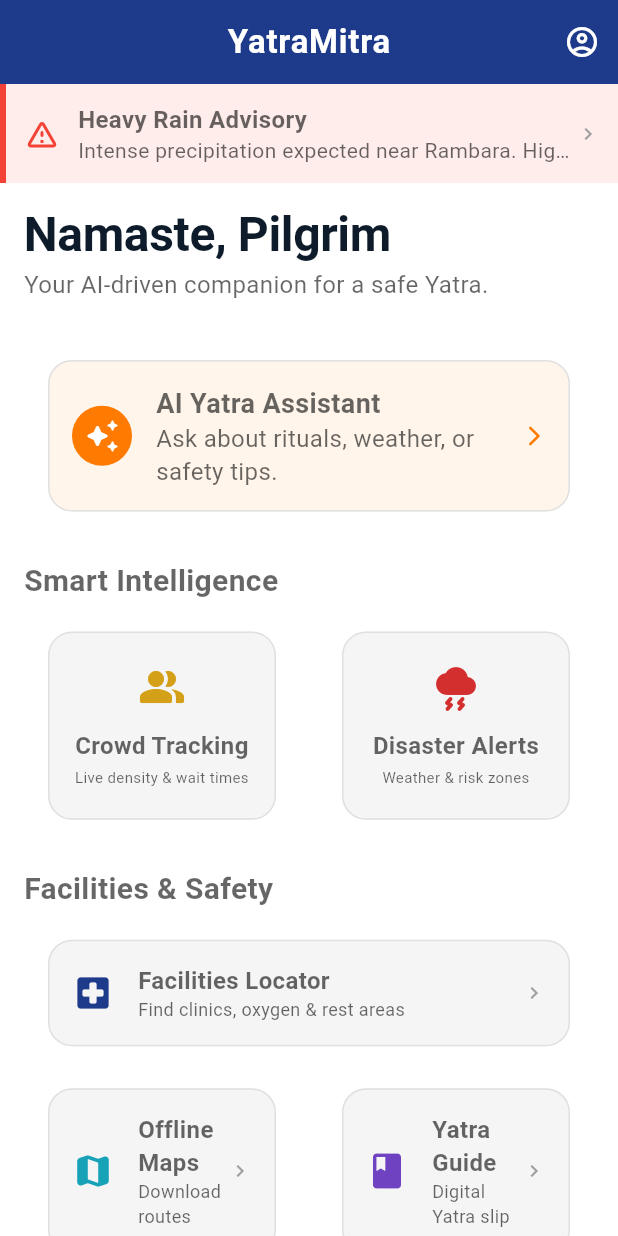
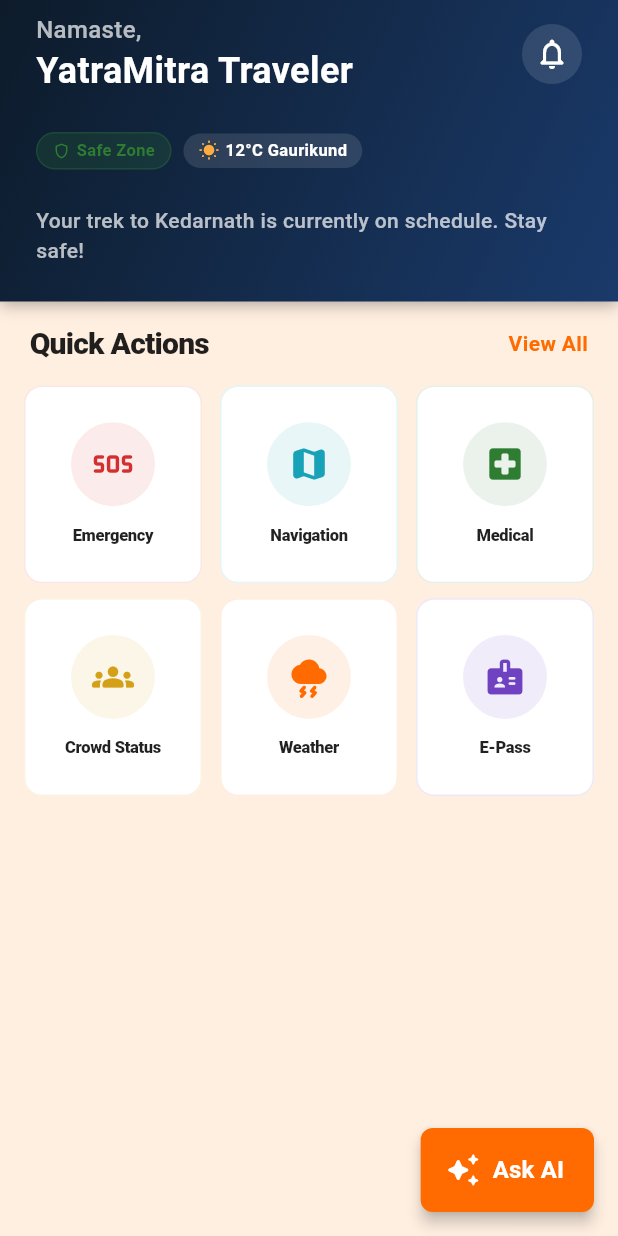
Before and after one commit to Parakore/YatraMitrApp, a Flutter app: the screen it shows after launch, on a phone screen of 412 x 824 dp. Run offline on Flutter 3.47's test engine with Material 3 defaults, Android fonts, the phone set to English and light mode, and no system bars; our stand-ins replace dio, flutter_riverpod, freezed_annotation, go_router, hive_flutter, riverpod_annotation and 2 more; accounts and stored records are empty; generated files the repository leaves out were written again.

Commit message:
feat: implement home screen layout with dashboard widgets and KPI card component

```diff
--- a/lib/core/theme/app_theme.dart
+++ b/lib/core/theme/app_theme.dart
@@ -18,6 +18,15 @@ class AppTheme {
         onError: Colors.white,
       ),
       scaffoldBackgroundColor: AppColors.background,
+
+      floatingActionButtonTheme: FloatingActionButtonThemeData(
+        backgroundColor: AppColors.saffron,
+        foregroundColor: Colors.white,
+        elevation: 2,
+        shape: RoundedRectangleBorder(
+          borderRadius: BorderRadius.circular(12),
+        ),
+      ),
 
       // AppBar Theme (Trust Blue)
       appBarTheme: const AppBarTheme(
--- a/lib/features/home/view/home_screen.dart
+++ b/lib/features/home/view/home_screen.dart
@@ -4,11 +4,7 @@ import 'package:go_router/go_router.dart';
 import '../../../core/router/app_router.dart';
 import '../../../core/utils/responsive.dart';
 import '../../../core/theme/app_colors.dart';
-import '../../../shared/widgets/app_button.dart';
-import '../../../shared/widgets/app_card.dart';
-import '../../../shared/widgets/smart_widgets.dart';
-import '../../alerts/viewmodel/alert_viewmodel.dart';
-import '../../alerts/model/disaster_alert.dart';
+import '../../../shared/widgets/status_pill.dart';
 
 class HomeScreen extends ConsumerWidget {
   const HomeScreen({super.key});
@@ -17,232 +13,279 @@ class HomeScreen extends ConsumerWidget {
   Widget build(BuildContext context, WidgetRef ref) {
     final theme = Theme.of(context);
     final responsive = Responsive(context);
-    final alertsState = ref.watch(alertViewModelProvider);
 
     return Scaffold(
-      appBar: AppBar(
-        title: const Text('YatraMitra'),
-        actions: [
-          IconButton(
-            icon: const Icon(Icons.account_circle_outlined),
-            onPressed: () {},
-          ),
-        ],
-      ),
-      body: SafeArea(
+      backgroundColor: theme.scaffoldBackgroundColor,
+      body: Container(
+        decoration: BoxDecoration(color: AppColors.primary.withAlpha(30)),
         child: Column(
           children: [
-            // Active Alerts Section
-            alertsState.when(
-              data: (alerts) => Column(
-                children: alerts.where((a) => a.severity == AlertSeverity.high).map((a) => AlertBanner(alert: a)).toList(),
+            _buildHeroBanner(context, responsive),
+            const SizedBox(height: 14),
+            Padding(
+              padding: const EdgeInsets.symmetric(horizontal: 20.0),
+              child: Row(
+                mainAxisAlignment: MainAxisAlignment.spaceBetween,
+                children: [
+                  Text(
+                    'Quick Actions',
+                    style: TextStyle(
+                      fontSize: 20,
+                      fontWeight: FontWeight.w900,
+                      letterSpacing: -0.5,
+                      color: AppColors.textPrimary,
                     ),
-              loading: () => const SizedBox.shrink(),
-              error: (_, __) => const SizedBox.shrink(),
                   ),
-
-            Expanded(
-              child: SingleChildScrollView(
-                padding: responsive.screenPadding,
-                child: Column(
-                  crossAxisAlignment: CrossAxisAlignment.start,
-                  children: [
-                    _buildHeader(theme, responsive),
-                    const SizedBox(height: 32),
-
-                    _buildAssistantCard(context, theme),
-                    const SizedBox(height: 24),
-
                   const Text(
-                      'Smart Intelligence',
-                      style: TextStyle(fontSize: 20, fontWeight: FontWeight.bold),
-                    ),
-                    const SizedBox(height: 12),
-                    _buildIntelligenceGrid(context, responsive),
-
-                    const SizedBox(height: 24),
-                    const Text(
-                      'Facilities & Safety',
-                      style: TextStyle(fontSize: 20, fontWeight: FontWeight.bold),
-                    ),
-                    const SizedBox(height: 12),
-                    _buildSafetyActions(context, responsive),
-
-                    const SizedBox(height: 48),
-                    _buildEmergencyButton(context),
-                  ],
-                ),
+                    'View All',
+                    style: TextStyle(
+                      color: AppColors.saffron,
+                      fontWeight: FontWeight.bold,
+                      fontSize: 14,
                     ),
                   ),
                 ],
               ),
             ),
+            const SizedBox(height: 14),
+            _buildQuickActionsGrid(context, responsive),
+          ],
+        ),
+      ),
+      floatingActionButton: FloatingActionButton.extended(
+        onPressed: () => context.push(AppRouter.aiAssistant),
+        label: const Text(
+          'Ask AI',
+          style: TextStyle(fontSize: 16, fontWeight: FontWeight.bold),
+        ),
+        icon: const Icon(Icons.auto_awesome_rounded),
+        elevation: 4,
+        shape: RoundedRectangleBorder(
+          borderRadius: BorderRadius.circular(8),
+        ),
+      ),
     );
   }
 
-  Widget _buildHeader(ThemeData theme, Responsive responsive) {
-    return Column(
+  Widget _buildHeroBanner(BuildContext context, Responsive responsive) {
+    return Container(
+      width: double.infinity,
+      padding: EdgeInsets.only(
+        top: MediaQuery.of(context).padding.top + 8,
+        left: 24,
+        right: 24,
+        bottom: 24,
+      ),
+      decoration: BoxDecoration(
+        gradient: LinearGradient(
+          begin: Alignment.topLeft,
+          end: Alignment.bottomRight,
+          colors: [
+            Color(0xFF0D1B2A),
+            Color(0xFF1A3A6B),
+          ],
+        ),
+        boxShadow: [
+          BoxShadow(
+            color: Colors.black.withAlpha(77),
+            blurRadius: 8,
+            offset: const Offset(0, 2),
+          ),
+        ],
+      ),
+      child: Column(
+        crossAxisAlignment: CrossAxisAlignment.start,
+        children: [
+          Row(
+            mainAxisAlignment: MainAxisAlignment.spaceBetween,
+            children: [
+              const Column(
                 crossAxisAlignment: CrossAxisAlignment.start,
                 children: [
                   Text(
-          'Namaste, Pilgrim',
-          style: theme.textTheme.displayLarge?.copyWith(
-            fontSize: responsive.isTablet ? 40 : 32,
-            color: AppColors.blueDark,
+                    'Namaste,',
+                    style: TextStyle(
+                      color: Colors.white70,
+                      fontSize: 16,
+                      fontWeight: FontWeight.w500,
                     ),
                   ),
-        const SizedBox(height: 4),
-        const Text(
-          'Your AI-driven companion for a safe Yatra.',
-          style: TextStyle(color: AppColors.textSecondary, fontSize: 16),
+                  Text(
+                    'YatraMitra Traveler',
+                    style: TextStyle(
+                      color: Colors.white,
+                      fontSize: 24,
+                      fontWeight: FontWeight.bold,
+                    ),
                   ),
                 ],
-    );
-  }
-
-  Widget _buildAssistantCard(BuildContext context, ThemeData theme) {
-    return AppCard(
-      color: AppColors.primary.withAlpha(20),
-      onTap: () => context.push(AppRouter.aiAssistant),
-      child: Row(
+              ),
+              Container(
+                padding: const EdgeInsets.all(8),
+                decoration: BoxDecoration(
+                  color: Colors.white.withAlpha(30),
+                  shape: BoxShape.circle,
+                ),
+                child: const Icon(Icons.notifications_none_rounded,
+                    color: Colors.white),
+              ),
+            ],
+          ),
+          const SizedBox(height: 24),
+          Row(
             children: [
-          const CircleAvatar(
-            backgroundColor: AppColors.primary,
-            child: Icon(Icons.auto_awesome_rounded, color: Colors.white, size: 24),
+              const StatusPill(
+                label: 'Safe Zone',
+                icon: Icons.shield_outlined,
+                type: StatusType.safe,
               ),
-          const SizedBox(width: 16),
-          const Expanded(
-            child: Column(
-              crossAxisAlignment: CrossAxisAlignment.start,
+              const SizedBox(width: 8),
+              Container(
+                padding:
+                    const EdgeInsets.symmetric(horizontal: 10, vertical: 4),
+                decoration: BoxDecoration(
+                  color: Colors.white.withAlpha(30),
+                  borderRadius: BorderRadius.circular(20),
+                ),
+                child: const Row(
                   children: [
+                    Icon(Icons.wb_sunny_rounded,
+                        color: Colors.orangeAccent, size: 14),
+                    SizedBox(width: 4),
                     Text(
-                  'AI Yatra Assistant',
-                  style: TextStyle(fontWeight: FontWeight.bold, fontSize: 18),
+                      '12°C Gaurikund',
+                      style: TextStyle(
+                          color: Colors.white,
+                          fontSize: 11,
+                          fontWeight: FontWeight.bold),
                     ),
-                Text('Ask about rituals, weather, or safety tips.'),
                   ],
                 ),
               ),
-          const Icon(Icons.arrow_forward_ios_rounded, size: 16, color: AppColors.primary),
+            ],
+          ),
+          const SizedBox(height: 24),
+          Text(
+            'Your trek to Kedarnath is currently on schedule. Stay safe!',
+            style: TextStyle(
+              color: Colors.white.withAlpha(180),
+              fontSize: 14,
+              fontWeight: FontWeight.w500,
+            ),
+          ),
         ],
       ),
     );
   }
 
-  Widget _buildIntelligenceGrid(BuildContext context, Responsive responsive) {
-    return GridView.count(
-      crossAxisCount: 2,
+  Widget _buildQuickActionsGrid(BuildContext context, Responsive responsive) {
+    final actions = [
+      (
+        title: 'Emergency',
+        icon: Icons.sos_rounded,
+        color: AppColors.error,
+        route: AppRouter.emergency
+      ),
+      (
+        title: 'Navigation',
+        icon: Icons.map_rounded,
+        color: AppColors.teal,
+        route: AppRouter.offlineMaps
+      ),
+      (
+        title: 'Medical',
+        icon: Icons.local_hospital_rounded,
+        color: AppColors.success,
+        route: AppRouter.nearby
+      ),
+      (
+        title: 'Crowd Status',
+        icon: Icons.groups_rounded,
+        color: AppColors.gold,
+        route: AppRouter.crowdIntelligence
+      ),
+      (
+        title: 'Weather',
+        icon: Icons.thunderstorm_rounded,
+        color: AppColors.saffron,
+        route: AppRouter.disasterAlerts
+      ),
+      (
+        title: 'E-Pass',
+        icon: Icons.badge_rounded,
+        color: AppColors.purple,
+        route: AppRouter.yatraGuide
+      ),
+    ];
+
+    return GridView.builder(
       shrinkWrap: true,
+      padding: const EdgeInsets.symmetric(horizontal: 16),
       physics: const NeverScrollableScrollPhysics(),
+      gridDelegate: const SliverGridDelegateWithFixedCrossAxisCount(
+        crossAxisCount: 3,
         crossAxisSpacing: 12,
-      mainAxisSpacing: 12,
-      childAspectRatio: 1.3,
-      children: [
-        _buildMenuCard(
+        mainAxisSpacing: 10,
+        childAspectRatio: 0.9,
+      ),
+      itemCount: actions.length,
+      itemBuilder: (context, index) {
+        final action = actions[index];
+        return _buildQuickActionCard(
           context,
-          'Crowd Tracking',
-          'Live density & wait times',
-          Icons.people_alt_rounded,
-          AppColors.gold,
-          AppRouter.crowdIntelligence,
-        ),
-        _buildMenuCard(
-          context,
-          'Disaster Alerts',
-          'Weather & risk zones',
-          Icons.thunderstorm_rounded,
-          AppColors.error,
-          AppRouter.disasterAlerts,
-        ),
-      ],
+          title: action.title,
+          icon: action.icon,
+          color: action.color,
+          route: action.route,
+        );
+      },
     );
   }
 
-  Widget _buildSafetyActions(BuildContext context, Responsive responsive) {
-    return Column(
+  Widget _buildQuickActionCard(
+    BuildContext context, {
+    required String title,
+    required IconData icon,
+    required Color color,
+    required String route,
+  }) {
+    return Container(
+      decoration: BoxDecoration(
+        color: Colors.white,
+        borderRadius: BorderRadius.circular(12),
+        border: Border.all(color: color.withAlpha(30)),
+      ),
+      child: Material(
+        color: Colors.transparent,
+        child: InkWell(
+          onTap: () => context.push(route),
+          borderRadius: BorderRadius.circular(24),
+          child: Column(
+            mainAxisAlignment: MainAxisAlignment.center,
             children: [
-        _buildWideActionCard(
-          context,
-          'Facilities Locator',
-          'Find clinics, oxygen & rest areas',
-          Icons.local_hospital_rounded,
-          AppColors.secondary,
-          AppRouter.nearby,
+              Container(
+                padding: const EdgeInsets.all(14),
+                decoration: BoxDecoration(
+                  color: color.withAlpha(25),
+                  shape: BoxShape.circle,
+                ),
+                child: Icon(icon, color: color, size: 28),
               ),
               const SizedBox(height: 12),
-        Row(
-          children: [
-            Expanded(
-              child: _buildWideActionCard(
-                context,
-                'Offline Maps',
-                'Download routes',
-                Icons.map_rounded,
-                AppColors.teal,
-                AppRouter.offlineMaps,
+              Text(
+                title,
+                style: const TextStyle(
+                  fontSize: 11,
+                  fontWeight: FontWeight.w800,
+                  color: AppColors.textPrimary,
+                  letterSpacing: -0.2,
                 ),
-            ),
-            const SizedBox(width: 12),
-            Expanded(
-              child: _buildWideActionCard(
-                context,
-                'Yatra Guide',
-                'Digital Yatra slip',
-                Icons.book_rounded,
-                AppColors.purple,
-                AppRouter.yatraGuide,
-              ),
+                textAlign: TextAlign.center,
               ),
             ],
           ),
-      ],
-    );
-  }
-
-  Widget _buildMenuCard(BuildContext context, String title, String sub, IconData icon, Color color, String route) {
-    return AppCard(
-      onTap: () => context.push(route),
-      child: Column(
-        mainAxisAlignment: MainAxisAlignment.center,
-        children: [
-          Icon(icon, color: color, size: 32),
-          const SizedBox(height: 12),
-          Text(title, style: const TextStyle(fontWeight: FontWeight.bold), textAlign: TextAlign.center),
-          const SizedBox(height: 4),
-          Text(sub, style: const TextStyle(fontSize: 10, color: AppColors.textSecondary), textAlign: TextAlign.center),
-        ],
+        ),
       ),
     );
   }
-
-  Widget _buildWideActionCard(BuildContext context, String title, String sub, IconData icon, Color color, String route) {
-    return AppCard(
-      onTap: () => context.push(route),
-      child: Row(
-        children: [
-          Icon(icon, color: color, size: 28),
-          const SizedBox(width: 16),
-          Expanded(
-            child: Column(
-              crossAxisAlignment: CrossAxisAlignment.start,
-              children: [
-                Text(title, style: const TextStyle(fontWeight: FontWeight.bold)),
-                Text(sub, style: const TextStyle(fontSize: 12, color: AppColors.textSecondary)),
-              ],
-            ),
-          ),
-          const Icon(Icons.chevron_right, size: 16, color: Colors.grey),
-        ],
-      ),
-    );
 }
-
-  Widget _buildEmergencyButton(BuildContext context) {
-    return AppButton(
-      text: 'EMERGENCY SOS',
-      icon: Icons.warning_amber_rounded,
-      onPressed: () => context.push(AppRouter.emergency),
-      isDanger: true,
-    );
-  }
-}
--- a/lib/shared/widgets/kpi_card.dart
+++ b/lib/shared/widgets/kpi_card.dart
@@ -22,48 +22,68 @@ class KpiCard extends StatelessWidget {
   @override
   Widget build(BuildContext context) {
     return Container(
-      padding: const EdgeInsets.all(14),
+      width: 160,
+      padding: const EdgeInsets.all(16),
       decoration: BoxDecoration(
         color: Colors.white,
-        borderRadius: BorderRadius.circular(10),
+        borderRadius: BorderRadius.circular(20),
         boxShadow: [
           BoxShadow(
-            color: Colors.black.withAlpha(20),
-            blurRadius: 12,
-            offset: const Offset(0, 2),
+            color: Colors.black.withAlpha(10),
+            blurRadius: 20,
+            offset: const Offset(0, 10),
           ),
         ],
-        border: Border(
-          left: BorderSide(color: borderColor, width: 4),
-        ),
+        border: Border.all(color: borderColor.withAlpha(40)),
       ),
       child: Column(
         crossAxisAlignment: CrossAxisAlignment.start,
+        mainAxisSize: MainAxisSize.min,
         children: [
+          Container(
+            padding: const EdgeInsets.all(6),
+            decoration: BoxDecoration(
+              color: borderColor.withAlpha(20),
+              shape: BoxShape.circle,
+            ),
+            child: Icon(Icons.show_chart_rounded, size: 14, color: borderColor),
+          ),
+          const SizedBox(height: 12),
           Text(
             value,
             style: const TextStyle(
-              fontSize: 24,
-              fontWeight: FontWeight.w800,
+              fontSize: 22,
+              fontWeight: FontWeight.w900,
               color: AppColors.textPrimary,
+              letterSpacing: -0.5,
             ),
+            maxLines: 1,
+            overflow: TextOverflow.ellipsis,
           ),
-          const SizedBox(height: 3),
+          const SizedBox(height: 4),
           Text(
             label,
             style: const TextStyle(
-              fontSize: 11,
+              fontSize: 12,
               color: AppColors.textSecondary,
+              fontWeight: FontWeight.w600,
             ),
           ),
           if (trendLabel != null) ...[
-            const SizedBox(height: 4),
-            Text(
-              trendLabel!,
-              style: TextStyle(
-                fontSize: 10,
-                fontWeight: FontWeight.w600,
-                color: isTrendUp ? AppColors.success : AppColors.error,
+            const SizedBox(height: 8),
+            Container(
+              padding: const EdgeInsets.symmetric(horizontal: 8, vertical: 2),
+              decoration: BoxDecoration(
+                color: (isTrendUp ? AppColors.success : AppColors.error).withAlpha(20),
+                borderRadius: BorderRadius.circular(10),
+              ),
+              child: Text(
+                trendLabel!,
+                style: TextStyle(
+                  fontSize: 10,
+                  fontWeight: FontWeight.w700,
+                  color: isTrendUp ? AppColors.success : AppColors.error,
+                ),
               ),
             ),
           ],
--- a/pubspec.yaml
+++ b/pubspec.yaml
@@ -73,8 +73,9 @@ flutter:
   uses-material-design: true
 
   # To add assets to your application, add an assets section, like this:
-  # assets:
-  #   - images/a_dot_burr.jpeg
+  assets:
+    - assets/images/
+    - assets/fonts/
   #   - images/a_dot_ham.jpeg
 
   # An image asset can refer to one or more resolution-specific "variants", see
```
Lines whose indentation alone changed are shown as unchanged.
